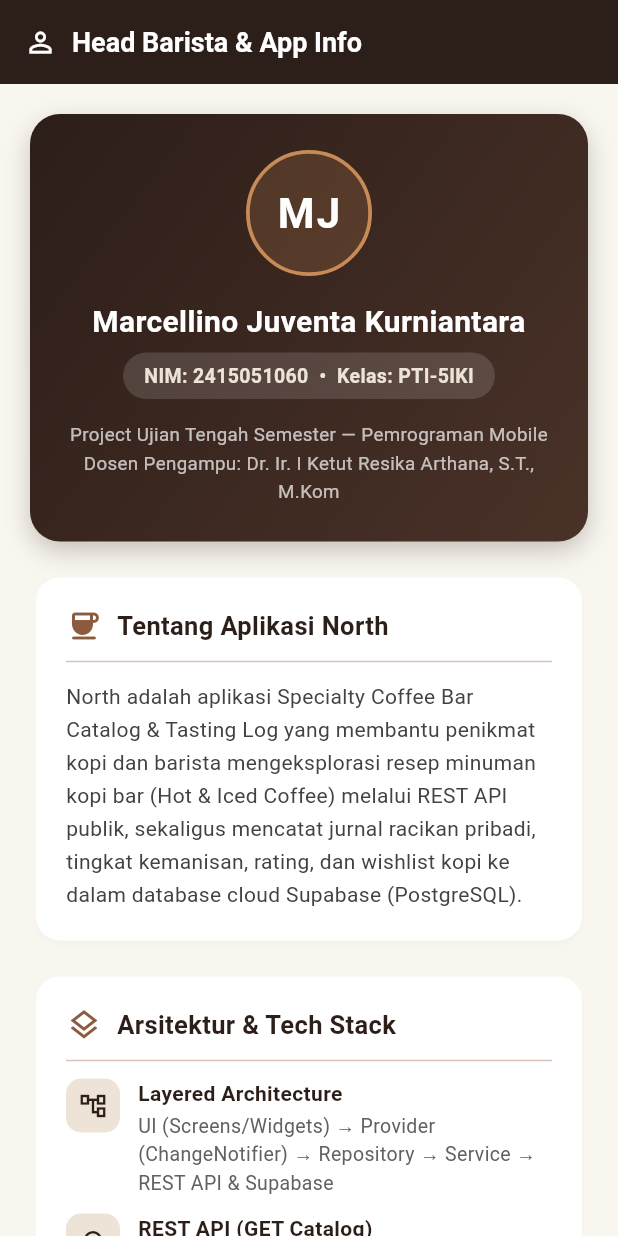
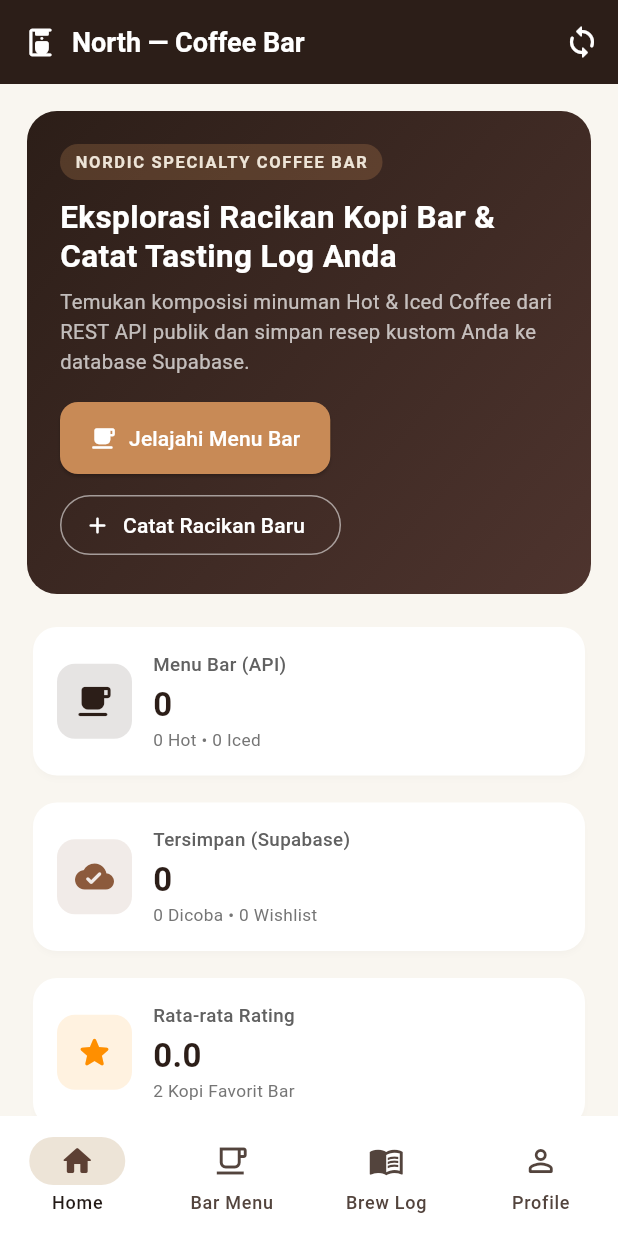
Before and after one commit to MarcellinoJuventa/UTS_2415051060_MarcellinoJuventaKurniantara, a Flutter app: the screen it shows after launch, on a phone screen of 412 x 824 dp. Run offline on Flutter 3.47's test engine with Material 3 defaults, Android fonts, the phone set to English and light mode, and no system bars; network calls fail.

Commit message:
Improve UI and responsive behavior

```diff
--- a/lib/main.dart
+++ b/lib/main.dart
@@ -1,9 +1,18 @@
 import 'package:flutter/material.dart';
+import 'package:provider/provider.dart';
 import 'config/app_config.dart';
 import 'config/app_theme.dart';
+import 'providers/coffee_provider.dart';
+import 'providers/log_provider.dart';
+import 'screens/add_log_screen.dart';
+import 'screens/catalog_screen.dart';
+import 'screens/home_screen.dart';
+import 'screens/main_navigation_screen.dart';
 import 'screens/profile_screen.dart';
+import 'screens/saved_logs_screen.dart';
 
 void main() {
+  WidgetsFlutterBinding.ensureInitialized();
   runApp(const NorthApp());
 }
 
@@ -12,11 +21,65 @@ class NorthApp extends StatelessWidget {
 
   @override
   Widget build(BuildContext context) {
-    return MaterialApp(
-      title: '${AppConfig.appName} - ${AppConfig.appTagline}',
-      debugShowCheckedModeBanner: false,
-      theme: AppTheme.lightTheme,
-      home: const ProfileScreen(),
+    return MultiProvider(
+      providers: [
+        ChangeNotifierProvider(
+          create: (_) => CoffeeProvider()..fetchCoffeeCatalog(),
+        ),
+        ChangeNotifierProvider(
+          create: (_) => LogProvider()..fetchLogs(),
+        ),
+      ],
+      child: MaterialApp(
+        title: '${AppConfig.appName} - ${AppConfig.appTagline}',
+        debugShowCheckedModeBanner: false,
+        theme: AppTheme.lightTheme,
+        home: const NorthRootScreen(),
+      ),
     );
   }
 }
+
+class NorthRootScreen extends StatefulWidget {
+  const NorthRootScreen({super.key});
+
+  @override
+  State<NorthRootScreen> createState() => _NorthRootScreenState();
+}
+
+class _NorthRootScreenState extends State<NorthRootScreen> {
+  int _selectedIndex = 0;
+
+  void _setTab(int index) {
+    setState(() => _selectedIndex = index);
+  }
+
+  @override
+  Widget build(BuildContext context) {
+    final pages = [
+      HomeScreen(onNavigateToTab: _setTab),
+      const CatalogScreen(),
+      const SavedLogsScreen(),
+      const ProfileScreen(),
+    ];
+
+    return MainNavigationShell(
+      currentIndex: _selectedIndex,
+      onDestinationSelected: _setTab,
+      pages: pages,
+      floatingActionButton: _selectedIndex == 2
+          ? FloatingActionButton.extended(
+              backgroundColor: AppTheme.primaryEspresso,
+              foregroundColor: Colors.white,
+              onPressed: () {
+                Navigator.of(context).push(
+                  MaterialPageRoute(builder: (_) => const AddLogScreen()),
+                );
+              },
+              icon: const Icon(Icons.add_rounded),
+              label: const Text('Catat Racikan'),
+            )
+          : null,
+    );
+  }
+}
--- /dev/null
+++ b/lib/screens/home_screen.dart
@@ -0,0 +1,595 @@
+import 'package:flutter/material.dart';
+import 'package:provider/provider.dart';
+import '../config/app_config.dart';
+import '../config/app_theme.dart';
+import '../models/coffee_item.dart';
+import '../providers/coffee_provider.dart';
+import '../providers/log_provider.dart';
+import '../widgets/coffee_card.dart';
+import '../widgets/responsive_layout.dart';
+import 'add_log_screen.dart';
+import 'detail_screen.dart';
+
+/// Screen 1: Home / Dashboard Screen
+/// Menampilkan ringkasan statistik bar, pintasan filter kategori, daftar favorit,
+/// dan rekomendasi racikan kopi bar dari REST API.
+class HomeScreen extends StatelessWidget {
+  final ValueChanged<int> onNavigateToTab;
+
+  const HomeScreen({super.key, required this.onNavigateToTab});
+
+  @override
+  Widget build(BuildContext context) {
+    final coffeeProvider = context.watch<CoffeeProvider>();
+    final logProvider = context.watch<LogProvider>();
+    final isWide = ResponsiveLayout.isWide(context);
+
+    final featuredItems = coffeeProvider.allItems.take(4).toList();
+    final favoriteItems = coffeeProvider.favoriteItems;
+
+    return Scaffold(
+      appBar: AppBar(
+        title: const Row(
+          children: [
+            Icon(Icons.coffee_maker_rounded, size: 22),
+            SizedBox(width: 10),
+            Text(
+              '${AppConfig.appName} — Coffee Bar',
+              style: TextStyle(fontWeight: FontWeight.bold, fontSize: 18),
+            ),
+          ],
+        ),
+        actions: [
+          IconButton(
+            tooltip: 'Sinkronisasi API & Database',
+            onPressed: () {
+              context.read<CoffeeProvider>().fetchCoffeeCatalog();
+              context.read<LogProvider>().fetchLogs();
+            },
+            icon: const Icon(Icons.sync_rounded),
+          ),
+        ],
+      ),
+      body: RefreshIndicator(
+        onRefresh: () async {
+          await Future.wait([
+            context.read<CoffeeProvider>().fetchCoffeeCatalog(),
+            context.read<LogProvider>().fetchLogs(),
+          ]);
+        },
+        child: SingleChildScrollView(
+          physics: const AlwaysScrollableScrollPhysics(),
+          padding: const EdgeInsets.all(18),
+          child: Center(
+            child: ConstrainedBox(
+              constraints: const BoxConstraints(maxWidth: 1080),
+              child: Column(
+                crossAxisAlignment: CrossAxisAlignment.stretch,
+                children: [
+                  // Hero Banner North Specialty Coffee Bar
+                  _buildHeroBanner(context),
+                  const SizedBox(height: 18),
+
+                  // Statistik Ringkasan (Responsive Grid/Row)
+                  _buildSummaryMetrics(
+                    context,
+                    coffeeProvider,
+                    logProvider,
+                    isWide,
+                  ),
+                  const SizedBox(height: 22),
+
+                  // Quick Category Filter Bar
+                  _buildQuickCategorySection(context, coffeeProvider),
+                  const SizedBox(height: 22),
+
+                  // Kopi Favorit Bar (Shared State)
+                  if (favoriteItems.isNotEmpty) ...[
+                    Row(
+                      mainAxisAlignment: MainAxisAlignment.spaceBetween,
+                      children: [
+                        const Text(
+                          'Favorit Bar Anda (Shared State)',
+                          style: TextStyle(
+                            fontSize: 17,
+                            fontWeight: FontWeight.bold,
+                            color: AppTheme.primaryEspresso,
+                          ),
+                        ),
+                        Text(
+                          '${favoriteItems.length} menu',
+                          style: const TextStyle(
+                            fontSize: 13,
+                            fontWeight: FontWeight.w600,
+                            color: AppTheme.accentRoast,
+                          ),
+                        ),
+                      ],
+                    ),
+                    const SizedBox(height: 10),
+                    SizedBox(
+                      height: 128,
+                      child: ListView.separated(
+                        scrollDirection: Axis.horizontal,
+                        itemCount: favoriteItems.length,
+                        separatorBuilder: (_, _) => const SizedBox(width: 12),
+                        itemBuilder: (context, index) {
+                          final item = favoriteItems[index];
+                          return _buildFavoriteMiniCard(context, item);
+                        },
+                      ),
+                    ),
+                    const SizedBox(height: 22),
+                  ],
+
+                  // Rekomendasi Barista (Dari REST API)
+                  Row(
+                    mainAxisAlignment: MainAxisAlignment.spaceBetween,
+                    children: [
+                      const Text(
+                        "Barista's Pick (Katalog API)",
+                        style: TextStyle(
+                          fontSize: 17,
+                          fontWeight: FontWeight.bold,
+                          color: AppTheme.primaryEspresso,
+                        ),
+                      ),
+                      TextButton.icon(
+                        onPressed: () => onNavigateToTab(1),
+                        icon: const Icon(Icons.arrow_forward_rounded, size: 17),
+                        label: const Text('Lihat Semua'),
+                      ),
+                    ],
+                  ),
+                  const SizedBox(height: 8),
+
+                  if (coffeeProvider.isLoading && featuredItems.isEmpty)
+                    const Padding(
+                      padding: EdgeInsets.all(32),
+                      child: Center(child: CircularProgressIndicator()),
+                    )
+                  else if (featuredItems.isEmpty)
+                    Card(
+                      child: Padding(
+                        padding: const EdgeInsets.all(20),
+                        child: Column(
+                          children: [
+                            const Text('Katalog kopi belum dimuat.'),
+                            const SizedBox(height: 10),
+                            ElevatedButton(
+                              onPressed: coffeeProvider.fetchCoffeeCatalog,
+                              child: const Text('Muat Katalog Kopi'),
+                            ),
+                          ],
+                        ),
+                      ),
+                    )
+                  else if (isWide)
+                    GridView.builder(
+                      shrinkWrap: true,
+                      physics: const NeverScrollableScrollPhysics(),
+                      itemCount: featuredItems.length,
+                      gridDelegate:
+                          const SliverGridDelegateWithFixedCrossAxisCount(
+                        crossAxisCount: 2,
+                        crossAxisSpacing: 14,
+                        mainAxisSpacing: 14,
+                        mainAxisExtent: 195,
+                      ),
+                      itemBuilder: (context, index) => _buildFeaturedCard(
+                        context,
+                        featuredItems[index],
+                        coffeeProvider,
+                        logProvider,
+                      ),
+                    )
+                  else
+                    ListView.separated(
+                      shrinkWrap: true,
+                      physics: const NeverScrollableScrollPhysics(),
+                      itemCount: featuredItems.length,
+                      separatorBuilder: (_, _) => const SizedBox(height: 12),
+                      itemBuilder: (context, index) => _buildFeaturedCard(
+                        context,
+                        featuredItems[index],
+                        coffeeProvider,
+                        logProvider,
+                      ),
+                    ),
+                ],
+              ),
+            ),
+          ),
+        ),
+      ),
+    );
+  }
+
+  Widget _buildHeroBanner(BuildContext context) {
+    return Container(
+      padding: const EdgeInsets.all(22),
+      decoration: BoxDecoration(
+        gradient: const LinearGradient(
+          colors: [AppTheme.primaryEspresso, Color(0xFF4E342E)],
+          begin: Alignment.topLeft,
+          end: Alignment.bottomRight,
+        ),
+        borderRadius: BorderRadius.circular(20),
+      ),
+      child: Column(
+        crossAxisAlignment: CrossAxisAlignment.start,
+        children: [
+          Container(
+            padding: const EdgeInsets.symmetric(horizontal: 10, vertical: 4),
+            decoration: BoxDecoration(
+              color: AppTheme.warmCaramel.withValues(alpha: 0.25),
+              borderRadius: BorderRadius.circular(20),
+            ),
+            child: const Text(
+              'NORDIC SPECIALTY COFFEE BAR',
+              style: TextStyle(
+                color: AppTheme.softLatte,
+                fontSize: 11,
+                fontWeight: FontWeight.bold,
+                letterSpacing: 1.1,
+              ),
+            ),
+          ),
+          const SizedBox(height: 12),
+          const Text(
+            'Eksplorasi Racikan Kopi Bar & Catat Tasting Log Anda',
+            style: TextStyle(
+              color: Colors.white,
+              fontSize: 21,
+              fontWeight: FontWeight.bold,
+              height: 1.25,
+            ),
+          ),
+          const SizedBox(height: 8),
+          const Text(
+            'Temukan komposisi minuman Hot & Iced Coffee dari REST API publik dan simpan resep kustom Anda ke database Supabase.',
+            style: TextStyle(
+              color: Colors.white70,
+              fontSize: 13.5,
+              height: 1.45,
+            ),
+          ),
+          const SizedBox(height: 16),
+          Wrap(
+            spacing: 10,
+            runSpacing: 10,
+            children: [
+              ElevatedButton.icon(
+                style: ElevatedButton.styleFrom(
+                  backgroundColor: AppTheme.warmCaramel,
+                  foregroundColor: Colors.white,
+                ),
+                onPressed: () => onNavigateToTab(1),
+                icon: const Icon(Icons.local_cafe_rounded, size: 18),
+                label: const Text('Jelajahi Menu Bar'),
+              ),
+              OutlinedButton.icon(
+                style: OutlinedButton.styleFrom(
+                  foregroundColor: Colors.white,
+                  side: const BorderSide(color: Colors.white54),
+                ),
+                onPressed: () {
+                  Navigator.of(context).push(
+                    MaterialPageRoute(builder: (_) => const AddLogScreen()),
+                  );
+                },
+                icon: const Icon(Icons.add_rounded, size: 18),
+                label: const Text('Catat Racikan Baru'),
+              ),
+            ],
+          ),
+        ],
+      ),
+    );
+  }
+
+  Widget _buildSummaryMetrics(
+    BuildContext context,
+    CoffeeProvider coffeeProvider,
+    LogProvider logProvider,
+    bool isWide,
+  ) {
+    final cards = [
+      _MetricTile(
+        icon: Icons.local_cafe_rounded,
+        label: 'Menu Bar (API)',
+        value: '${coffeeProvider.allItems.length}',
+        subtitle:
+            '${coffeeProvider.hotCoffeeCount} Hot • ${coffeeProvider.icedCoffeeCount} Iced',
+        color: AppTheme.primaryEspresso,
+        onTap: () => onNavigateToTab(1),
+      ),
+      _MetricTile(
+        icon: Icons.cloud_done_rounded,
+        label: 'Tersimpan (Supabase)',
+        value: '${logProvider.logs.length}',
+        subtitle:
+            '${logProvider.triedCount} Dicoba • ${logProvider.wishlistCount} Wishlist',
+        color: AppTheme.accentRoast,
+        onTap: () => onNavigateToTab(2),
+      ),
+      _MetricTile(
+        icon: Icons.star_rounded,
+        label: 'Rata-rata Rating',
+        value: logProvider.averageRating.toStringAsFixed(1),
+        subtitle: '${coffeeProvider.favoriteIds.length} Kopi Favorit Bar',
+        color: Colors.amber.shade800,
+        onTap: () => onNavigateToTab(2),
+      ),
+    ];
+
+    if (isWide) {
+      return Row(
+        children: cards
+            .map(
+              (c) => Expanded(
+                child: Padding(
+                  padding: const EdgeInsets.symmetric(horizontal: 6),
+                  child: c,
+                ),
+              ),
+            )
+            .toList(),
+      );
+    }
+
+    return Column(
+      children: cards
+          .map(
+            (c) => Padding(
+              padding: const EdgeInsets.only(bottom: 10),
+              child: c,
+            ),
+          )
+          .toList(),
+    );
+  }
+
+  Widget _buildQuickCategorySection(
+    BuildContext context,
+    CoffeeProvider coffeeProvider,
+  ) {
+    return Card(
+      child: Padding(
+        padding: const EdgeInsets.all(16),
+        child: Column(
+          crossAxisAlignment: CrossAxisAlignment.start,
+          children: [
+            const Text(
+              'Pintasan Kategori Bar',
+              style: TextStyle(
+                fontWeight: FontWeight.bold,
+                fontSize: 15,
+                color: AppTheme.primaryEspresso,
+              ),
+            ),
+            const SizedBox(height: 10),
+            Wrap(
+              spacing: 10,
+              runSpacing: 10,
+              children: [
+                ActionChip(
+                  avatar: const Icon(Icons.apps_rounded, size: 17),
+                  label: const Text('Semua Menu'),
+                  onPressed: () {
+                    coffeeProvider.setCategory('All');
+                    onNavigateToTab(1);
+                  },
+                ),
+                ActionChip(
+                  avatar: const Icon(
+                    Icons.local_fire_department_rounded,
+                    size: 17,
+                    color: AppTheme.hotAmber,
+                  ),
+                  label: const Text('Hot Espresso & Milk'),
+                  onPressed: () {
+                    coffeeProvider.setCategory('Hot');
+                    onNavigateToTab(1);
+                  },
+                ),
+                ActionChip(
+                  avatar: const Icon(
+                    Icons.ac_unit_rounded,
+                    size: 17,
+                    color: AppTheme.icedBlue,
+                  ),
+                  label: const Text('Iced & Cold Brew'),
+                  onPressed: () {
+                    coffeeProvider.setCategory('Iced');
+                    onNavigateToTab(1);
+                  },
+                ),
+              ],
+            ),
+          ],
+        ),
+      ),
+    );
+  }
+
+  Widget _buildFavoriteMiniCard(BuildContext context, CoffeeItem item) {
+    return SizedBox(
+      width: 240,
+      child: Card(
+        clipBehavior: Clip.antiAlias,
+        child: InkWell(
+          onTap: () {
+            Navigator.of(context).push(
+              MaterialPageRoute(builder: (_) => DetailScreen(coffee: item)),
+            );
+          },
+          child: Padding(
+            padding: const EdgeInsets.all(10),
+            child: Row(
+              children: [
+                ClipRRect(
+                  borderRadius: BorderRadius.circular(10),
+                  child: Image.network(
+                    item.image,
+                    width: 68,
+                    height: 90,
+                    fit: BoxFit.cover,
+                    errorBuilder: (_, _, _) => Container(
+                      width: 68,
+                      height: 90,
+                      color: AppTheme.softLatte,
+                      child: const Icon(Icons.coffee_rounded),
+                    ),
+                  ),
+                ),
+                const SizedBox(width: 10),
+                Expanded(
+                  child: Column(
+                    crossAxisAlignment: CrossAxisAlignment.start,
+                    mainAxisAlignment: MainAxisAlignment.center,
+                    children: [
+                      Text(
+                        item.category,
+                        style: const TextStyle(
+                          fontSize: 11,
+                          fontWeight: FontWeight.bold,
+                          color: AppTheme.accentRoast,
+                        ),
+                      ),
+                      const SizedBox(height: 2),
+                      Text(
+                        item.title,
+                        maxLines: 1,
+                        overflow: TextOverflow.ellipsis,
+                        style: const TextStyle(
+                          fontWeight: FontWeight.bold,
+                          fontSize: 14,
+                          color: AppTheme.primaryEspresso,
+                        ),
+                      ),
+                      const SizedBox(height: 4),
+                      Text(
+                        item.ingredients.join(', '),
+                        maxLines: 2,
+                        overflow: TextOverflow.ellipsis,
+                        style: TextStyle(
+                          fontSize: 11.5,
+                          color: Colors.grey.shade600,
+                        ),
+                      ),
+                    ],
+                  ),
+                ),
+              ],
+            ),
+          ),
+        ),
+      ),
+    );
+  }
+
+  Widget _buildFeaturedCard(
+    BuildContext context,
+    CoffeeItem coffee,
+    CoffeeProvider coffeeProvider,
+    LogProvider logProvider,
+  ) {
+    final isFav = coffeeProvider.isFavorite(coffee.id);
+    return CoffeeCard(
+      coffee: coffee,
+      isFavorite: isFav,
+      isLoggedInDb: logProvider.isCoffeeLogged(coffee.id),
+      onTap: () {
+        Navigator.of(context).push(
+          MaterialPageRoute(builder: (_) => DetailScreen(coffee: coffee)),
+        );
+      },
+      onToggleFavorite: () {
+        coffeeProvider.toggleFavorite(coffee.id);
+      },
+      onQuickLog: () {
+        Navigator.of(context).push(
+          MaterialPageRoute(
+            builder: (_) => AddLogScreen(initialCoffee: coffee),
+          ),
+        );
+      },
+    );
+  }
+}
+
+class _MetricTile extends StatelessWidget {
+  final IconData icon;
+  final String label;
+  final String value;
+  final String subtitle;
+  final Color color;
+  final VoidCallback onTap;
+
+  const _MetricTile({
+    required this.icon,
+    required this.label,
+    required this.value,
+    required this.subtitle,
+    required this.color,
+    required this.onTap,
+  });
+
+  @override
+  Widget build(BuildContext context) {
+    return Card(
+      child: InkWell(
+        borderRadius: BorderRadius.circular(16),
+        onTap: onTap,
+        child: Padding(
+          padding: const EdgeInsets.all(16),
+          child: Row(
+            children: [
+              Container(
+                padding: const EdgeInsets.all(12),
+                decoration: BoxDecoration(
+                  color: color.withValues(alpha: 0.12),
+                  borderRadius: BorderRadius.circular(12),
+                ),
+                child: Icon(icon, color: color, size: 26),
+              ),
+              const SizedBox(width: 14),
+              Expanded(
+                child: Column(
+                  crossAxisAlignment: CrossAxisAlignment.start,
+                  children: [
+                    Text(
+                      label,
+                      style: TextStyle(
+                        fontSize: 12.5,
+                        color: Colors.grey.shade700,
+                        fontWeight: FontWeight.w500,
+                      ),
+                    ),
+                    const SizedBox(height: 2),
+                    Text(
+                      value,
+                      style: const TextStyle(
+                        fontSize: 22,
+                        fontWeight: FontWeight.bold,
+                        color: AppTheme.primaryEspresso,
+                      ),
+                    ),
+                    Text(
+                      subtitle,
+                      style: TextStyle(
+                        fontSize: 11.5,
+                        color: Colors.grey.shade600,
+                      ),
+                    ),
+                  ],
+                ),
+              ),
+            ],
+          ),
+        ),
+      ),
+    );
+  }
+}
--- a/lib/screens/screens.dart
+++ b/lib/screens/screens.dart
@@ -1 +1,8 @@
-// Architecture layer: Application Screens (UI Layer)
+export 'add_log_screen.dart';
+export 'catalog_screen.dart';
+export 'detail_screen.dart';
+export 'edit_log_screen.dart';
+export 'home_screen.dart';
+export 'main_navigation_screen.dart';
+export 'profile_screen.dart';
+export 'saved_logs_screen.dart';
--- a/lib/widgets/widgets.dart
+++ b/lib/widgets/widgets.dart
@@ -1 +1,5 @@
-// Architecture layer: Reusable Custom Widgets
+export 'coffee_card.dart';
+export 'ingredient_chip.dart';
+export 'log_card.dart';
+export 'responsive_layout.dart';
+export 'state_view_widget.dart';
```
Also changed, not shown: 1 other file.
